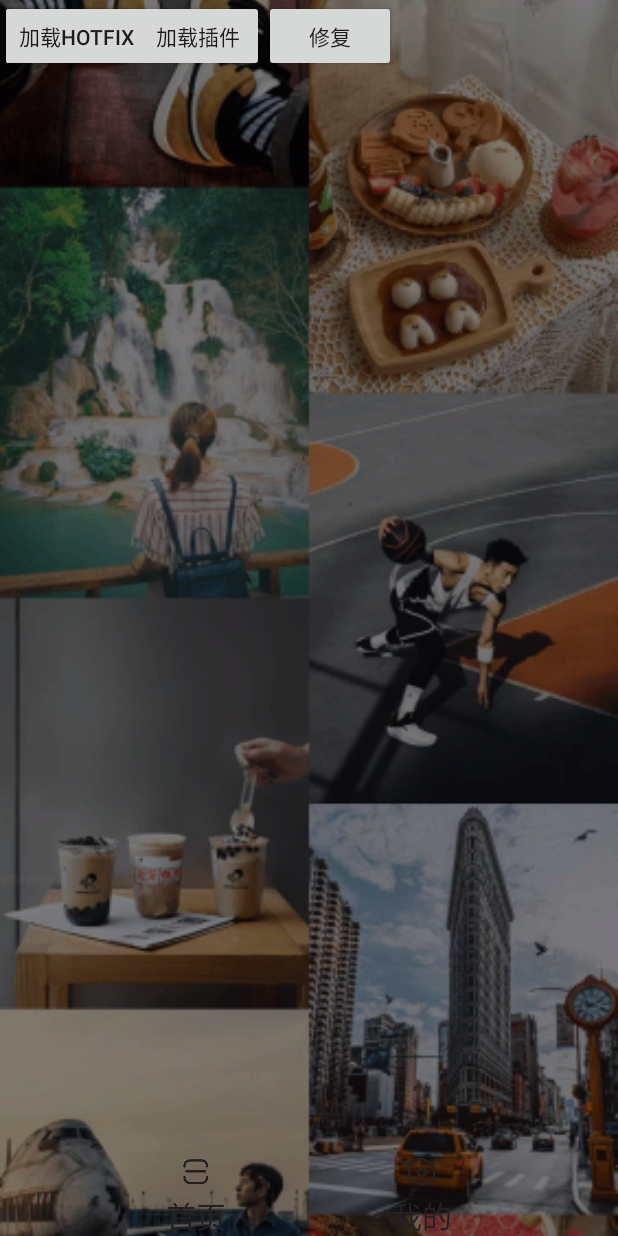
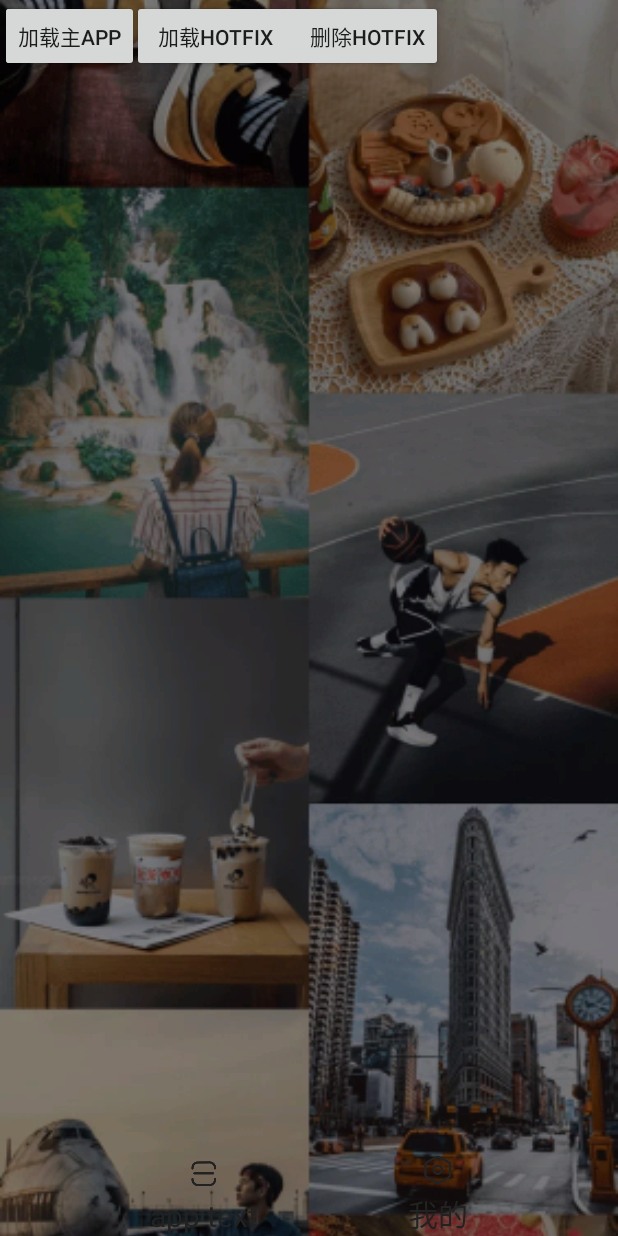
Before and after one commit to Lyongwang/Leeon, an Android app: the screen it shows after launch (MainActivity), after a tap on "加载", on a phone screen of 412 x 824 dp. Run offline under Robolectric (Android 15) with nearby library versions, the phone set to English and light mode, and no system bars; our stand-ins replace ButterKnife, RxJava; 1 statement that could not run was skipped.

Commit message:
add : 热修复

```diff
--- a/app/src/main/java/com/github/leeon/MainActivity.java
+++ b/app/src/main/java/com/github/leeon/MainActivity.java
@@ -11,6 +11,7 @@ import androidx.viewpager.widget.ViewPager;
 import com.github.annotation.TextUtils;
 import com.github.annotation.service.Router;
 import com.github.common.router.RouterConstans;
+import com.github.leeon.plugin.TestPluginUtils;
 import com.github.leeon.widget.SrcScrollFrameLayout;
 import com.github.loginlib.view.activity.LoginActivity;
 
@@ -31,6 +32,7 @@ import okio.Source;
  * @author lxiansheng
  */
 public class MainActivity extends AppCompatActivity {
+    private String fixFileName = "fix.png";
     @BindView(R.id.tv_first)
     TextView  tvFirstPage;
     @BindView(R.id.tv_my)
@@ -41,8 +43,8 @@ public class MainActivity extends AppCompatActivity {
     Button    buttonShowText;
     @BindView(R.id.btn_show_plugin)
     Button    buttonShowPlugin;
-    @BindView(R.id.btn_hot_fix)
-    Button    buttonHotFix;
+    @BindView(R.id.btn_remove_fix)
+    Button    buttonRemoveHotFix;
 
     @Override
     protected void onCreate(Bundle savedInstanceState) {
@@ -69,9 +71,7 @@ public class MainActivity extends AppCompatActivity {
         buttonShowPlugin.setOnClickListener(view -> {
             tvFirstPage.setText(getTextFromPlugin());
         });
-        buttonHotFix.setOnClickListener(view -> {
 
-        });
 
         SrcScrollFrameLayout srcLayout = findViewById(R.id.src_layout);
         srcLayout.startScroll();
@@ -88,18 +88,29 @@ public class MainActivity extends AppCompatActivity {
 //        });
 
         findViewById(R.id.btn_add_app).setOnClickListener(view -> {
-            tvFirstPage.setText("fix");
+            tvFirstPage.setText(TestPluginUtils.getStr());
         });
 
         findViewById(R.id.btn_add_fix).setOnClickListener(view -> {
             loadClassesFromFix();
         });
+
+        findViewById(R.id.btn_remove_fix).setOnClickListener(view -> {
+            removeFixFile();
+        });
+    }
+
+    private void removeFixFile() {
+        final File file = new File(getFilesDir(), fixFileName);
+        if (file.exists()){
+            file.delete();
+        }
+        System.exit(0);
     }
 
     private void loadClassesFromFix() {
-        String fileName = "fix.png";
-        try(Source source = Okio.source(getAssets().open(fileName));
-            Sink sink = Okio.sink(new File(getFilesDir(), fileName));
+        try(Source source = Okio.source(getAssets().open(fixFileName));
+            Sink sink = Okio.sink(new File(getFilesDir(), fixFileName));
             BufferedSink buffer = Okio.buffer(sink)){
             buffer.writeAll(source);
         } catch (IOException e) {
--- /dev/null
+++ b/app/src/main/java/com/github/leeon/plugin/TestPluginUtils.java
@@ -0,0 +1,14 @@
+package com.github.leeon.plugin;
+
+/**
+ * Created by Lyongwang on 2020/12/6 11: 25.
+ * <p>
+ * Email: liyongwang@yiche.com
+ */
+public class TestPluginUtils {
+    private static final String TAG = "TestPluginUtils";
+
+    public static String getStr(){
+        return "app text";
+    }
+}
--- a/app/src/main/res/layout/activity_main.xml
+++ b/app/src/main/res/layout/activity_main.xml
@@ -36,6 +36,30 @@
         android:layout_width="wrap_content"
         android:layout_height="wrap_content"/>
 
+    <Button
+        app:layout_constraintStart_toStartOf="parent"
+        app:layout_constraintTop_toTopOf="parent"
+        android:text="加载主app"
+        android:id="@+id/btn_add_app"
+        android:layout_width="wrap_content"
+        android:layout_height="wrap_content"/>
+
+    <Button
+        app:layout_constraintStart_toEndOf="@id/btn_add_app"
+        app:layout_constraintTop_toTopOf="parent"
+        android:text="加载hotfix"
+        android:id="@+id/btn_add_fix"
+        android:layout_width="wrap_content"
+        android:layout_height="wrap_content"/>
+
+    <Button
+        app:layout_constraintStart_toEndOf="@id/btn_add_fix"
+        app:layout_constraintTop_toTopOf="parent"
+        android:text="删除hotfix"
+        android:id="@+id/btn_remove_fix"
+        android:layout_width="wrap_content"
+        android:layout_height="wrap_content"/>
+
 
     <TextView
         android:id="@+id/tv_first"
@@ -64,22 +88,6 @@
         app:layout_constraintEnd_toEndOf="parent"
         app:layout_constraintStart_toEndOf="@+id/tv_first" />
 
-    <Button
-        app:layout_constraintStart_toStartOf="parent"
-        app:layout_constraintTop_toTopOf="parent"
-        android:text="加载主app"
-        android:id="@+id/btn_add_app"
-        android:layout_width="wrap_content"
-        android:layout_height="wrap_content"/>
-
-    <Button
-        app:layout_constraintStart_toStartOf="parent"
-        app:layout_constraintTop_toTopOf="parent"
-        android:text="加载hotfix"
-        android:id="@+id/btn_add_fix"
-        android:layout_width="wrap_content"
-        android:layout_height="wrap_content"/>
-
     <View
         android:id="@+id/view_bottom"
         android:layout_width="match_parent"
```
Also changed, not shown: app/src/main/java/com/github/leeon/LApplication.java (+20 -2 lines), app/src/main/assets/fix.png (added).
